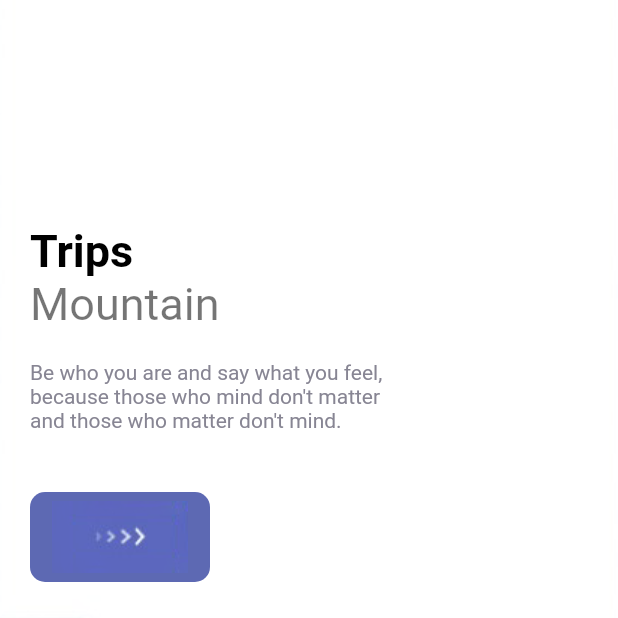
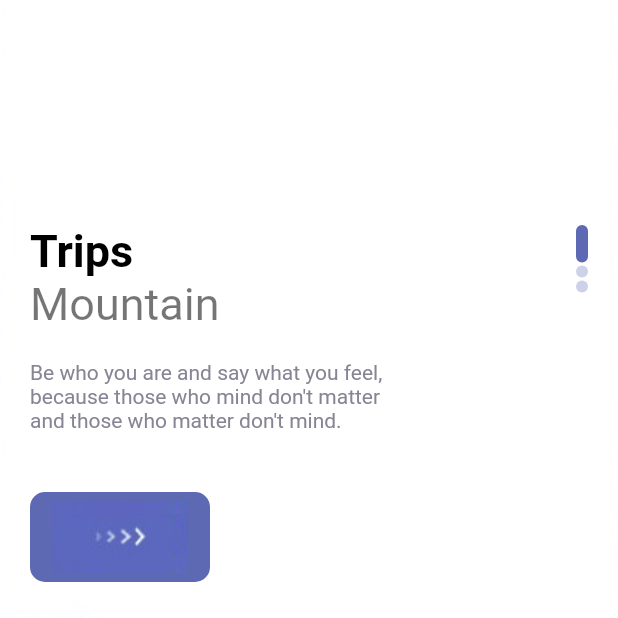
Before and after one commit to lukechoi14/tenth_flutter_app, a Flutter app: the screen it shows after launch, on a phone screen of 412 x 824 dp, the top half of it. Run offline on Flutter 3.47's test engine with Material 2 defaults, Android fonts, the phone set to English and light mode, and no system bars.

Commit message:
List.generate

```diff
--- a/lib/pages/welcome_page.dart
+++ b/lib/pages/welcome_page.dart
@@ -39,6 +39,7 @@ class _WelcomePageState extends State<WelcomePage> {
               child: Container(
                 margin: const EdgeInsets.only(top:150,left: 20,right: 20),
                 child: Row(
+                  mainAxisAlignment: MainAxisAlignment.spaceBetween,
                   children: [
                     Column(
                       crossAxisAlignment: CrossAxisAlignment.start,
@@ -54,6 +55,19 @@ class _WelcomePageState extends State<WelcomePage> {
                         SizedBox(height: 40,),
                         ResponsiveButton(width: 120,)
                       ],
+                    ),
+                    Column(
+                      children: List.generate(3, (indexDots){
+                        return Container(
+                          margin: const EdgeInsets.only(bottom: 2),
+                          width: 8,
+                          height: index==indexDots?25:8,
+                          decoration: BoxDecoration(
+                            borderRadius: BorderRadius.circular(8),
+                            color: index==indexDots?AppColors.mainColor:AppColors.mainColor.withOpacity(0.3)
+                          ),
+                        );
+                      }),
                     )
                   ],
                 ),
```
